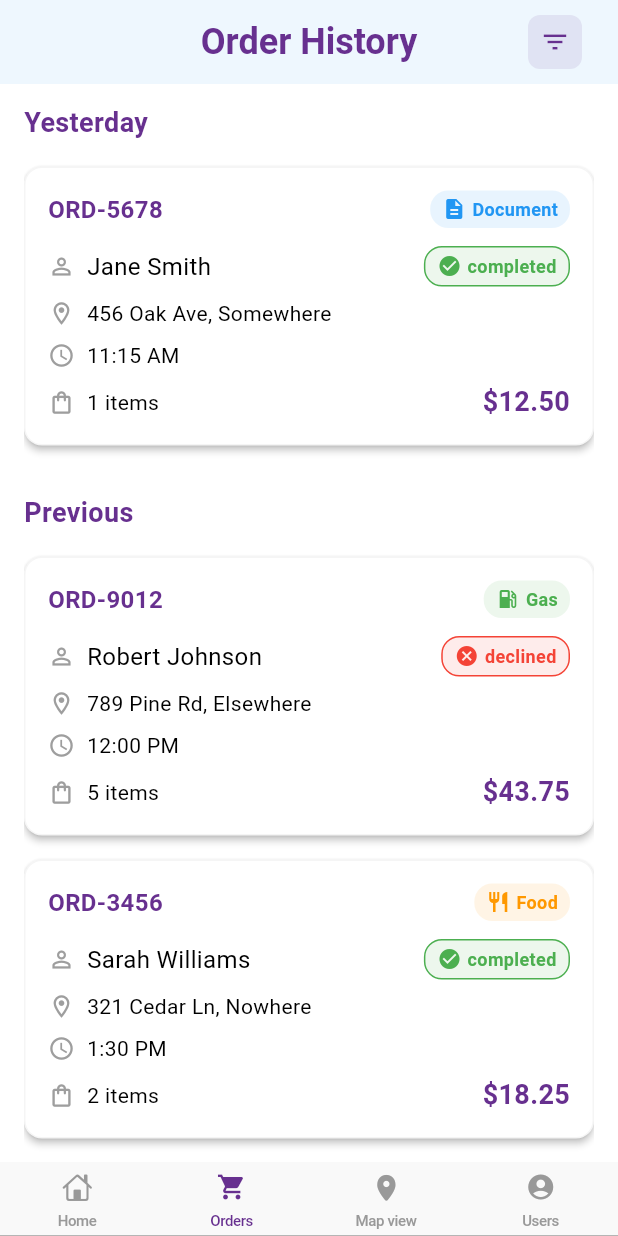
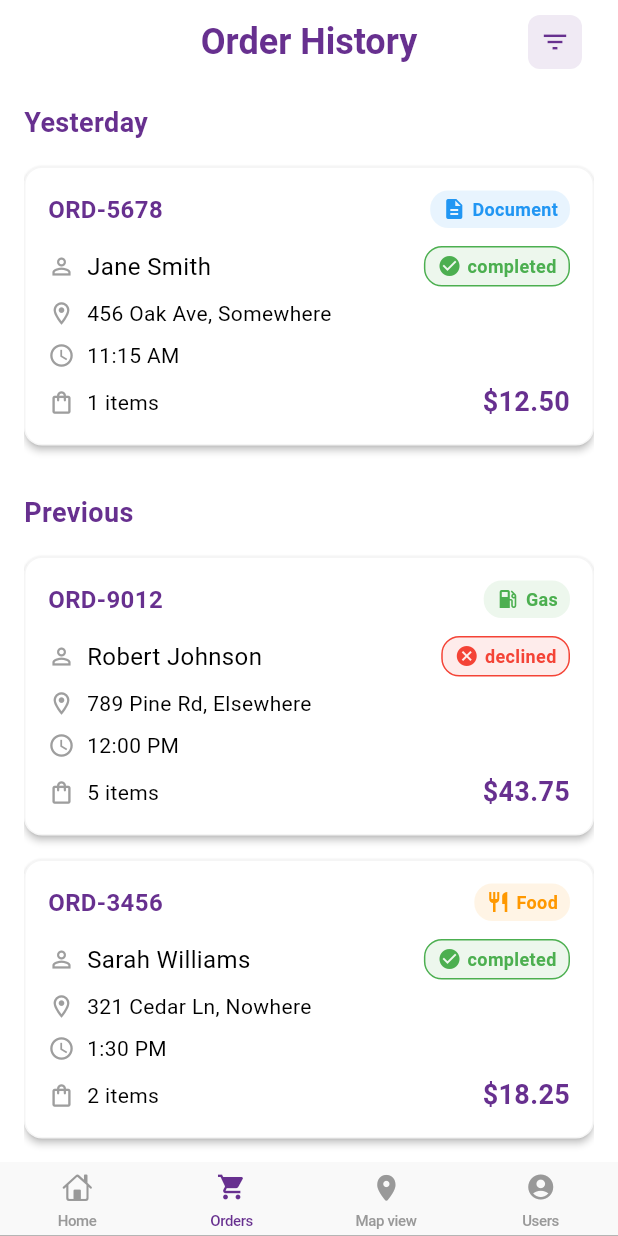
Before and after one commit to Melak-12/elex_driver, a Flutter app: the MainLayout screen opened by its route, item 2 of the bottom bar chosen, scrolled down 263 dp, on a phone screen of 412 x 824 dp. Run offline on Flutter 3.47's test engine with Material 3 defaults, Android fonts, the phone set to English and light mode, and no system bars; our stand-ins replace go_router, image_picker, intl_phone_field, location, permission_handler; missing offline and left inert: live_indicator, mapbox_maps_flutter; network calls fail.

Commit message:
Refactor color constants, improve layout dimensions, and enhance text styles for better consistency and readability

```diff
--- a/lib/core/constants/colors/colors.dart
+++ b/lib/core/constants/colors/colors.dart
@@ -6,13 +6,10 @@
   static const Color secondary = Color(0xFFf2c94c);
   static const Color onSecondary = Color(0xFF000000);
   static const Color black = Colors.black;
+  static const Color third = Colors.blueGrey;
 
-      static Color onSurfaceMid(BuildContext context) =>
-      Theme.of(context).colorScheme.onSurface.withOpacity(0.5);
-  static Color onSurfaceLight(BuildContext context) =>
-      Theme.of(context).colorScheme.onSurface.withOpacity(0.1);
-  static Color onSurfaceVeryLight(BuildContext context) =>
-      Theme.of(context).colorScheme.onSurface.withOpacity(0.08);
-  static Color onSurfaceDark(BuildContext context) =>
-      Theme.of(context).colorScheme.onSurface.withOpacity(0.8);
+      static Color onSurfaceMid(BuildContext context) => Theme.of(context).colorScheme.onSurface.withOpacity(0.5);
+      static Color onSurfaceLight(BuildContext context) => Theme.of(context).colorScheme.onSurface.withOpacity(0.1);
+      static Color onSurfaceVeryLight(BuildContext context) => Theme.of(context).colorScheme.onSurface.withOpacity(0.08);
+      static Color onSurfaceDark(BuildContext context) => Theme.of(context).colorScheme.onSurface.withOpacity(0.8);
 }
--- /dev/null
+++ b/lib/core/constants/text_styles.dart
@@ -0,0 +1,25 @@
+import 'package:elex_driver/core/constants/colors/colors.dart';
+import 'package:flutter/material.dart';
+
+class AppTextStyles {
+  static const TextStyle headline1 = TextStyle(
+    fontSize: 24.0,
+    fontWeight: FontWeight.bold,
+    color: AppColors.primary,
+  );
+  static const TextStyle headline2 = TextStyle(
+    fontSize: 18.0,
+    fontWeight: FontWeight.bold,
+    color: AppColors.primary,
+  );
+  static const TextStyle bodyText1 = TextStyle(
+    fontSize: 16.0,
+    fontWeight: FontWeight.normal,
+    color: AppColors.third,
+  );
+  static const TextStyle buttonText = TextStyle(
+    fontSize: 15.0,
+    fontWeight: FontWeight.w600,
+    color: Colors.white,
+  );
+}
--- a/lib/layout/screens/main_layout.dart
+++ b/lib/layout/screens/main_layout.dart
@@ -1,8 +1,5 @@
 import 'package:elex_driver/common/map_screen.dart';
-import 'package:elex_driver/core/constants/colors/colors.dart';
-import 'package:elex_driver/modules/documents/screens/document_screen.dart';
-import 'package:elex_driver/modules/gas/screens/gas_screen.dart';
-import 'package:elex_driver/modules/home/screens/deiver_orders_page.dart';
+import 'package:elex_driver/core/constants/dimentsions.dart';
 import 'package:elex_driver/modules/home/screens/home_screen.dart';
 import 'package:elex_driver/modules/home/screens/order_history.dart';
 import 'package:elex_driver/modules/profile/screens/profile.dart';
@@ -16,8 +13,7 @@
   Widget build(BuildContext context) {
     return CupertinoTabScaffold(
       tabBar: CupertinoTabBar(
-        // backgroundColor: AppColors.primary.withOpacity(0.9),
-        height: MediaQuery.of(context).size.height * 0.06,border: Border(bottom: BorderSide(color: Colors.grey, width: 0.5)),
+        height:screenHeight(context,h: 0.06),border:const Border(bottom: BorderSide(color: Colors.grey, width: 0.5)),
       iconSize: 20,  items: const [
         BottomNavigationBarItem(
             icon: Icon(CupertinoIcons.home),
--- a/lib/modules/home/screens/order_history.dart
+++ b/lib/modules/home/screens/order_history.dart
@@ -1,5 +1,6 @@
 import 'package:elex_driver/core/constants/app_constants.dart';
 import 'package:elex_driver/core/constants/colors/colors.dart';
+import 'package:elex_driver/core/constants/text_styles.dart';
 import 'package:flutter/material.dart';
 
 class OrderHistoryPage extends StatefulWidget {
@@ -183,16 +184,12 @@
 
     return Scaffold(
       appBar: AppBar(
-        elevation: 0,
-        backgroundColor: Colors.white,
+
+      surfaceTintColor: Colors.white,
         centerTitle: true,
         title: const Text(
           'Order History',
-          style: TextStyle(
-            color: AppColors.primary,
-            fontSize: 24,
-            fontWeight: FontWeight.bold,
-          ),
+          style:AppTextStyles.headline1,
         ),
 
         actions: [
--- a/lib/onboarding_screen.dart
+++ b/lib/onboarding_screen.dart
@@ -1,4 +1,5 @@
 import 'package:elex_driver/core/constants/colors/colors.dart';
+import 'package:elex_driver/routes/app_router.dart';
 import 'package:flutter/material.dart';
 import 'package:flutter/services.dart';
 import 'package:go_router/go_router.dart';
@@ -191,7 +192,6 @@
   }
 
   void _finishOnboarding() {
-
-    context.go( '/login');
+    context.go(login);
   }
 }
--- a/lib/routes/app_router.dart
+++ b/lib/routes/app_router.dart
@@ -9,17 +9,27 @@
 import 'package:elex_driver/modules/auth/screens/verify_screen.dart';
 import 'package:elex_driver/modules/home/screens/home_screen.dart';
 
+const String onBoarding = '/';
+const String layout = '/layout';
+const String login = '/login';
+const String signUp = '/signUp';
+const String verify = '/verify';
+const String home = '/home';
+const String map = '/map';
+const String gas = '/gas';
+const String profile = '/profile';
+
 final GoRouter appRouter = GoRouter(
-  initialLocation: '/',
+  initialLocation: layout,
   routes: [
-    GoRoute(path: '/', builder: (context, state) => const OnboardingScreen()),
-    GoRoute(path: '/layout', builder: (context, state) => const MainLayout()),
-    GoRoute(path: '/login', builder: (context, state) => const LoginPage()),
-    GoRoute(path: '/signUp', builder: (context, state) => const SignupPage()),
-    GoRoute(path: '/verify', builder: (context, state) => const VerifyPage()),
-    GoRoute(path: '/home', builder: (context, state) => const HomeScreenPage()),
-    GoRoute(path: '/map', builder: (context, state) => MapScreen()),
-    GoRoute(path: '/gas', builder: (context, state) => const GasDeliveryPage()),
-    GoRoute(path: '/profile', builder: (context, state) => const ProfilePage()),
+    GoRoute(path: onBoarding, builder: (context, state) => const OnboardingScreen()),
+    GoRoute(path: layout, builder: (context, state) => const MainLayout()),
+    GoRoute(path: login, builder: (context, state) => const LoginPage()),
+    GoRoute(path: signUp, builder: (context, state) => const SignupPage()),
+    GoRoute(path: verify, builder: (context, state) => const VerifyPage()),
+    GoRoute(path: home, builder: (context, state) => const HomeScreenPage()),
+    GoRoute(path: map, builder: (context, state) => const MapScreen()),
+    GoRoute(path: gas, builder: (context, state) => const GasDeliveryPage()),
+    GoRoute(path: profile, builder: (context, state) => const ProfilePage()),
   ],
 );
```
Also changed, not shown: lib/core/constants/assets.dart (added, +11 -0 lines), lib/core/constants/dimentsions.dart (added, +25 -0 lines), lib/modules/home/screens/home_screen.dart (+4 -3 lines).
